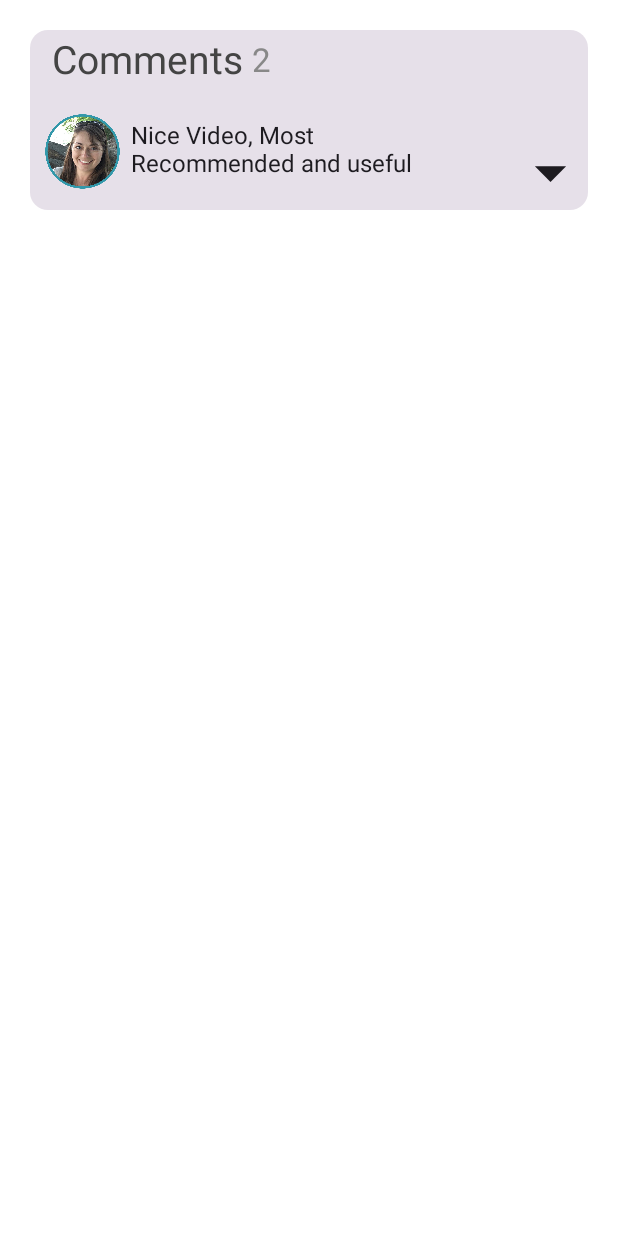
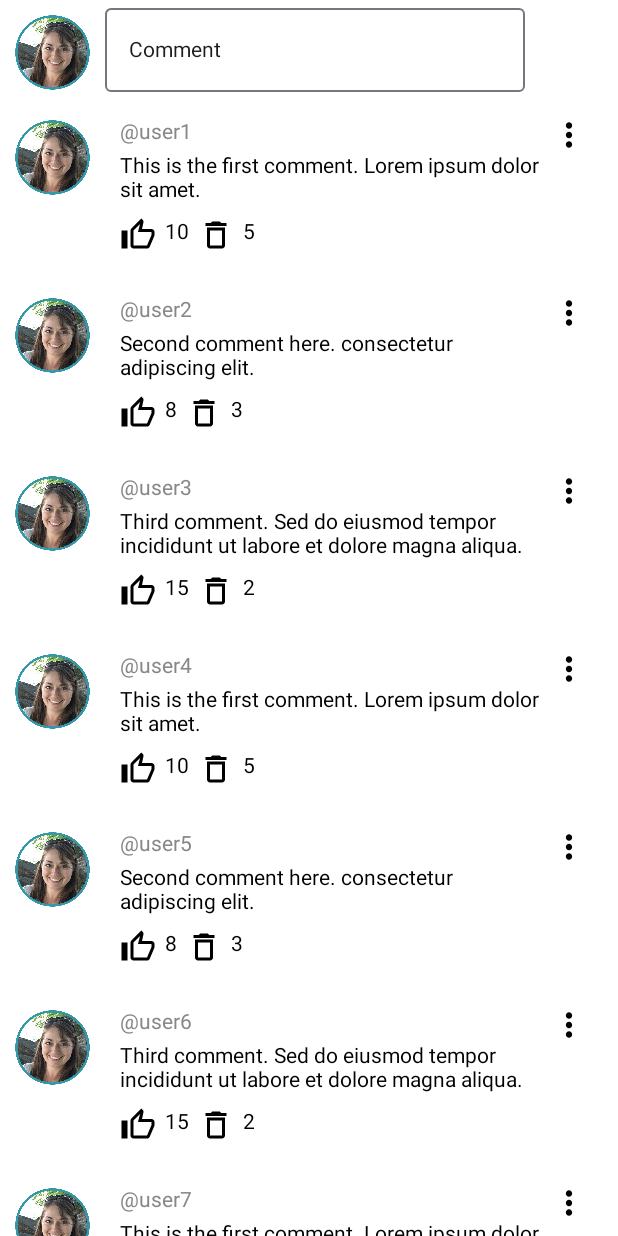
Before and after one commit to SahilKarwasra/Re-watchui, an Android app built with Jetpack Compose: the @Preview function CommentSectionPreview, on a phone screen of 412 x 824 dp. Run offline under Robolectric (Android 15) with nearby library versions, the phone set to English and light mode, and no system bars.

Commit message:
VideoStreamingPage

```diff
--- a/app/src/main/java/com/example/re_watch/components/CommentSection.kt
+++ b/app/src/main/java/com/example/re_watch/components/CommentSection.kt
@@ -2,6 +2,7 @@ package com.example.re_watch.components
 
 import androidx.compose.foundation.clickable
 import androidx.compose.foundation.layout.Box
+import androidx.compose.foundation.layout.Column
 import androidx.compose.foundation.layout.Row
 import androidx.compose.foundation.layout.fillMaxHeight
 import androidx.compose.foundation.layout.fillMaxSize
@@ -10,10 +11,16 @@ import androidx.compose.foundation.layout.height
 import androidx.compose.foundation.layout.padding
 import androidx.compose.foundation.layout.size
 import androidx.compose.foundation.layout.width
+import androidx.compose.foundation.lazy.LazyColumn
+import androidx.compose.foundation.lazy.items
 import androidx.compose.material.icons.Icons
 import androidx.compose.material.icons.outlined.ArrowDropDown
+import androidx.compose.material.icons.outlined.Delete
+import androidx.compose.material.icons.outlined.MoreVert
+import androidx.compose.material.icons.outlined.ThumbUp
 import androidx.compose.material3.Card
 import androidx.compose.material3.Icon
+import androidx.compose.material3.OutlinedTextField
 import androidx.compose.material3.Text
 import androidx.compose.runtime.Composable
 import androidx.compose.ui.Alignment
@@ -88,13 +95,169 @@ fun CommentSection() {
     }
 }
 
+data class CommentItem(
+    val username: String,
+    val comment: String,
+    val likesCount: Int,
+    val dislikesCount: Int
+)
+
 @Composable
-fun CommentSectionPopUp() {
-    CommentSection()
+fun CommentSectionPopUp(comments: List<CommentItem>) {
+    Column {
+        InputCommentTextField()
+        LazyColumn {
+            items(comments) { commentItem ->
+                CommentItemRow(commentItem)
+            }
+        }
+    }
 }
+
+@Composable
+fun InputCommentTextField() {
+    Row {
+        Icon(
+            painter = painterResource(id = R.drawable.profilepng),
+            contentDescription = "ProfilePic",
+            Modifier
+                .padding(10.dp)
+                .size(50.dp),
+            tint = Color.Unspecified,
+        )
+        OutlinedTextField(
+            value = "Comment",
+            onValueChange = {},
+            modifier = Modifier.padding(top = 5.dp)
+        )
+    }
+}
+
+@Composable
+fun CommentItemRow(commentItem: CommentItem) {
+
+    Row {
+        Icon(
+            painter = painterResource(id = R.drawable.profilepng),
+            contentDescription = "ProfilePic",
+            Modifier
+                .padding(10.dp)
+                .size(50.dp),
+            tint = Color.Unspecified,
+        )
+        Column{
+            Row(
+                modifier = Modifier.fillMaxWidth()
+            ) {
+                Text(
+                    text = "@${commentItem.username}",
+                    modifier = Modifier.padding(start = 10.dp, top = 10.dp),
+                    color = Color.Gray
+                )
+                Box(
+                    modifier = Modifier.fillMaxWidth(),
+                    contentAlignment = Alignment.BottomEnd
+                ) {
+                    Icon(
+                        imageVector = Icons.Outlined.MoreVert,
+                        contentDescription = "Edit Comment",
+                        modifier = Modifier
+                            .padding(top = 7.dp, end = 20.dp)
+                            .size(25.dp)
+                    )
+                }
+            }
+            Text(
+                text = commentItem.comment,
+                modifier = Modifier.padding( start = 10.dp, end = 50.dp),
+                color = Color.Black
+            )
+            Row(
+                modifier = Modifier.padding(bottom = 20.dp)
+            ) {
+                Icon(
+                    imageVector = Icons.Outlined.ThumbUp,
+                    contentDescription = "Like Comment",
+                    modifier = Modifier
+                        .padding(top = 10.dp, start = 10.dp)
+                )
+                Text(
+                    text = commentItem.likesCount.toString(),
+                    modifier = Modifier.padding(start = 6.dp, top = 12.dp, end = 6.dp)
+                )
+                Icon(
+                    imageVector = Icons.Outlined.Delete,
+                    contentDescription = "Dislike Comment",
+                    modifier = Modifier
+                        .padding(top = 10.dp)
+                )
+                Text(
+                    text = commentItem.dislikesCount.toString(),
+                    modifier = Modifier.padding(start = 6.dp, top = 12.dp)
+                )
+            }
+        }
+    }
+}
+
+val dummyComments = listOf(
+    CommentItem(
+        username = "user1",
+        comment = "This is the first comment. Lorem ipsum dolor sit amet.",
+        likesCount = 10,
+        dislikesCount = 5
+    ),
+    CommentItem(
+        username = "user2",
+        comment = "Second comment here. consectetur adipiscing elit.",
+        likesCount = 8,
+        dislikesCount = 3
+    ),
+    CommentItem(
+        username = "user3",
+        comment = "Third comment. Sed do eiusmod tempor incididunt ut labore et dolore magna aliqua.",
+        likesCount = 15,
+        dislikesCount = 2
+    ),
+    CommentItem(
+        username = "user4",
+        comment = "This is the first comment. Lorem ipsum dolor sit amet.",
+        likesCount = 10,
+        dislikesCount = 5
+    ),
+    CommentItem(
+        username = "user5",
+        comment = "Second comment here. consectetur adipiscing elit.",
+        likesCount = 8,
+        dislikesCount = 3
+    ),
+    CommentItem(
+        username = "user6",
+        comment = "Third comment. Sed do eiusmod tempor incididunt ut labore et dolore magna aliqua.",
+        likesCount = 15,
+        dislikesCount = 2
+    ),CommentItem(
+        username = "user7",
+        comment = "This is the first comment. Lorem ipsum dolor sit amet.",
+        likesCount = 10,
+        dislikesCount = 5
+    ),
+    CommentItem(
+        username = "user8",
+        comment = "Second comment here. consectetur adipiscing elit.",
+        likesCount = 8,
+        dislikesCount = 3
+    ),
+    CommentItem(
+        username = "user9",
+        comment = "Third comment. Sed do eiusmod tempor incididunt ut labore et dolore magna aliqua.",
+        likesCount = 15,
+        dislikesCount = 2
+    ),
+)
 
 @Preview(showSystemUi = true)
 @Composable
 fun CommentSectionPreview() {
-    CommentSectionPopUp()
+    CommentSectionPopUp(dummyComments)
 }
```
